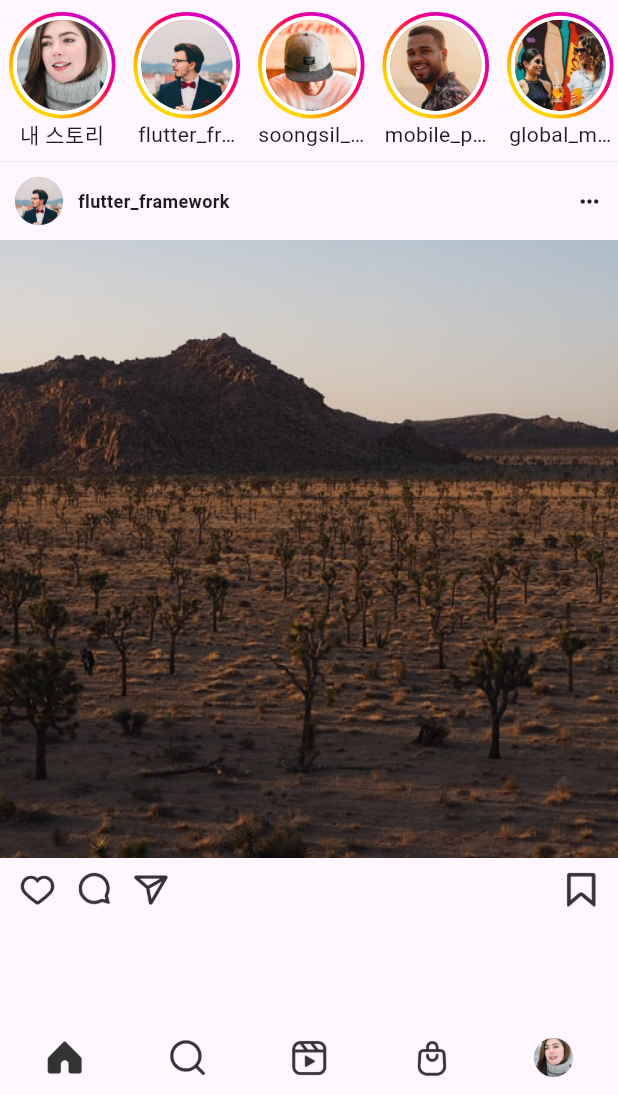
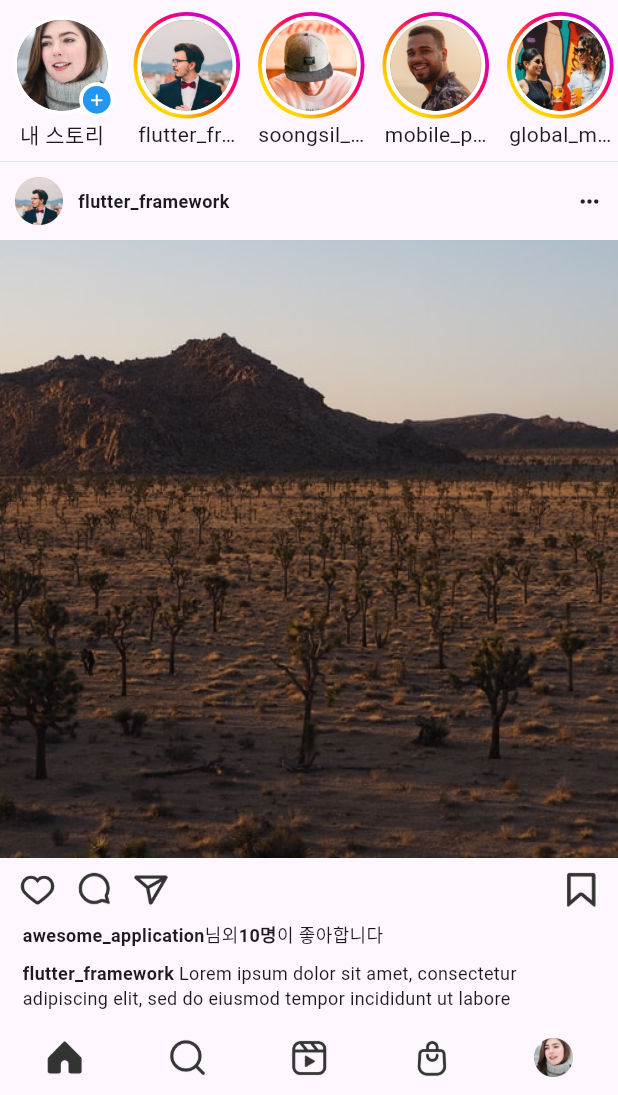
Before and after one commit to giovannijunseokim/mobile-programming-flutter, a Flutter app: the screen it shows after launch, on a phone screen of 412 x 824 dp, the part 141-1236 px from its top. Run offline on Flutter 3.47's test engine with Material 3 defaults, Android fonts, the phone set to English and light mode, and no system bars.

Commit message:
5/8 use Stack

```diff
--- a/lib/main.dart
+++ b/lib/main.dart
@@ -16,44 +16,11 @@ class MyApp extends StatelessWidget {
               height: 44,
             ),
             // Top
-            Container(
-              padding: const EdgeInsets.fromLTRB(10, 6, 15, 0),
-              height: 50,
-              child: Row(
-                mainAxisAlignment: MainAxisAlignment.spaceBetween,
-                crossAxisAlignment: CrossAxisAlignment.center,
-                children: [
-                  Image.asset("assets/Instagram_logo.png"),
-                  Row(
-                    children: [
-                      Image.asset(
-                        "assets/Add.png",
-                        width: 28,
-                        height: 28,
-                      ),
-                      const SizedBox(
-                        width: 18,
-                      ),
-                      Image.asset(
-                        "assets/Heart.png",
-                        width: 28,
-                        height: 28,
-                      ),
-                      const SizedBox(
-                        width: 18,
-                      ),
-                      Image.asset(
-                        "assets/Share.png",
-                        width: 28,
-                        height: 28,
-                      ),
-                    ],
-                  )
-                ],
-              ),
-            ),
+            const TopWidget(),
             // Body
             Expanded(
+                child: SingleChildScrollView(
+              scrollDirection: Axis.vertical,
               child: Column(
                 children: [
                   // user list
@@ -180,30 +147,144 @@ class MyApp extends StatelessWidget {
                       // Details
                       Container(
                         padding: const EdgeInsets.symmetric(horizontal: 15),
+                        child: const Column(
+                          crossAxisAlignment: CrossAxisAlignment.start,
+                          children: [
+                            Text.rich(
+                              TextSpan(
+                                style: TextStyle(
+                                  fontSize: 12,
+                                ),
+                                children: [
+                                  // Number of likes
+                                  TextSpan(
+                                    text: 'awesome_application',
+                                    style: TextStyle(
+                                      fontWeight: FontWeight.w600,
+                                    ),
+                                  ),
+                                  TextSpan(
+                                    text: '님외',
+                                  ),
+                                  TextSpan(
+                                    text: '10명',
+                                    style: TextStyle(
+                                      fontWeight: FontWeight.w600,
+                                    ),
+                                  ),
+                                  TextSpan(
+                                    text: '이 좋아합니다',
+                                  ),
+                                ],
+                              ),
+                            ),
+                            // Empty space
+                            SizedBox(
+                              height: 8,
+                            ),
+                            // Article
+                            Text.rich(
+                              maxLines: 2,
+                              overflow: TextOverflow.ellipsis,
+                              TextSpan(
+                                style: TextStyle(
+                                  fontSize: 12,
+                                ),
+                                children: [
+                                  TextSpan(
+                                    text: 'flutter_framework',
+                                    style: TextStyle(
+                                      fontWeight: FontWeight.w600,
+                                    ),
+                                  ),
+                                  TextSpan(
+                                      text:
+                                          " Lorem ipsum dolor sit amet, consectetur adipiscing elit, sed do eiusmod tempor incididunt ut labore"),
+                                ],
+                              ),
+                            ),
+                            // Empty space
+                            SizedBox(
+                              height: 5,
+                            ),
+                            // Number of comment
+                            Text(
+                              "댓글 102개 모두 보기",
+                              style: TextStyle(
+                                  color: Colors.black54, fontSize: 12),
+                            ),
+                            // Empty space
+                            SizedBox(
+                              height: 5,
+                            ),
+                            // Last comment time
+                            Text(
+                              "1일전",
+                              style: TextStyle(
+                                color: Colors.black54,
+                                fontSize: 10,
+                              ),
+                            ),
+                            // Empty space
+                            SizedBox(
+                              height: 16,
+                            ),
+                          ],
+                        ),
                       )
                     ],
                   )
                 ],
               ),
+            )),
+            // Bottom
+            const BottomWidget()
+          ],
         ),
-            // Bottom
-            Container(
+      ),
+    );
+  }
+}
+
+class TopWidget extends StatelessWidget {
+  const TopWidget({super.key});
+
+  @override
+  Widget build(BuildContext context) {
+    return Container(
+      padding: const EdgeInsets.fromLTRB(10, 6, 15, 0),
       height: 50,
-              padding: const EdgeInsets.symmetric(vertical: 12, horizontal: 30),
       child: Row(
         mainAxisAlignment: MainAxisAlignment.spaceBetween,
         crossAxisAlignment: CrossAxisAlignment.center,
         children: [
-                  Image.asset("assets/Home.png"),
-                  Image.asset("assets/Search.png"),
-                  Image.asset("assets/Reels.png"),
-                  Image.asset("assets/Shop.png"),
-                  Image.asset("assets/Profile_picture_01.png"),
+          Image.asset("assets/Instagram_logo.png"),
+          Row(
+            children: [
+              Image.asset(
+                "assets/Add.png",
+                width: 28,
+                height: 28,
+              ),
+              const SizedBox(
+                width: 18,
+              ),
+              Image.asset(
+                "assets/Heart.png",
+                width: 28,
+                height: 28,
+              ),
+              const SizedBox(
+                width: 18,
+              ),
+              Image.asset(
+                "assets/Share.png",
+                width: 28,
+                height: 28,
+              ),
             ],
-              ),
           )
         ],
-        ),
       ),
     );
   }
@@ -218,18 +299,9 @@ class UserProfileCard extends StatelessWidget {
 
   @override
   Widget build(BuildContext context) {
-    return Padding(
-      padding: const EdgeInsets.symmetric(horizontal: 6),
-      child: Column(
-        mainAxisAlignment: MainAxisAlignment.spaceBetween,
-        children: [
-          Container(
-            width: 71,
-            height: 71,
-            padding: const EdgeInsets.all(2.5),
-            decoration: const BoxDecoration(
-              shape: BoxShape.circle,
-              gradient: LinearGradient(
+    final bool isFirst =
+        context.findAncestorWidgetOfExactType<Row>()?.children.first == this;
+    const LinearGradient instaGradient = LinearGradient(
       begin: Alignment.bottomLeft,
       end: Alignment.topRight,
       stops: [
@@ -246,8 +318,46 @@ class UserProfileCard extends StatelessWidget {
         Color(0xFFD300C5),
         Color(0xFF7638FA),
       ],
+    );
+
+    Widget addBadge = Positioned(
+      right: 2,
+      bottom: 2,
+      child: Container(
+        width: 21,
+        height: 21,
+        decoration: BoxDecoration(
+          color: Colors.blue,
+          shape: BoxShape.circle,
+          border: Border.all(
+              color: Colors.white,
+              width: 2.5,
+              strokeAlign: BorderSide.strokeAlignCenter),
+        ),
+        child: const Icon(
+          Icons.add_rounded,
+          color: Colors.white,
+          size: 13,
+          weight: 100,
         ),
       ),
+    );
+
+    return Padding(
+      padding: const EdgeInsets.symmetric(horizontal: 6),
+      child: Column(
+        mainAxisAlignment: MainAxisAlignment.spaceBetween,
+        children: [
+          Stack(
+            children: [
+              // Insta Gradient Outer line
+              Container(
+                width: 71,
+                height: 71,
+                padding: const EdgeInsets.all(2.5),
+                decoration: BoxDecoration(
+                    shape: BoxShape.circle,
+                    gradient: isFirst ? null : instaGradient),
                 child: Container(
                   padding: const EdgeInsets.all(2.5),
                   decoration: const BoxDecoration(
@@ -262,10 +372,13 @@ class UserProfileCard extends StatelessWidget {
                   ),
                 ),
               ),
+              isFirst ? addBadge : const SizedBox.shrink()
+            ],
+          ),
           SizedBox(
             width: 71,
             child: Text(
-              userName,
+              isFirst ? "내 스토리" : userName,
               textAlign: TextAlign.center,
               overflow: TextOverflow.ellipsis,
             ),
@@ -275,3 +388,26 @@ class UserProfileCard extends StatelessWidget {
     );
   }
 }
+
+class BottomWidget extends StatelessWidget {
+  const BottomWidget({super.key});
+
+  @override
+  Widget build(BuildContext context) {
+    return Container(
+      height: 50,
+      padding: const EdgeInsets.symmetric(vertical: 12, horizontal: 30),
+      child: Row(
+        mainAxisAlignment: MainAxisAlignment.spaceBetween,
+        crossAxisAlignment: CrossAxisAlignment.center,
+        children: [
+          Image.asset("assets/Home.png"),
+          Image.asset("assets/Search.png"),
+          Image.asset("assets/Reels.png"),
+          Image.asset("assets/Shop.png"),
+          Image.asset("assets/Profile_picture_01.png"),
+        ],
+      ),
+    );
+  }
+}
```
Lines whose indentation alone changed are shown as unchanged.
